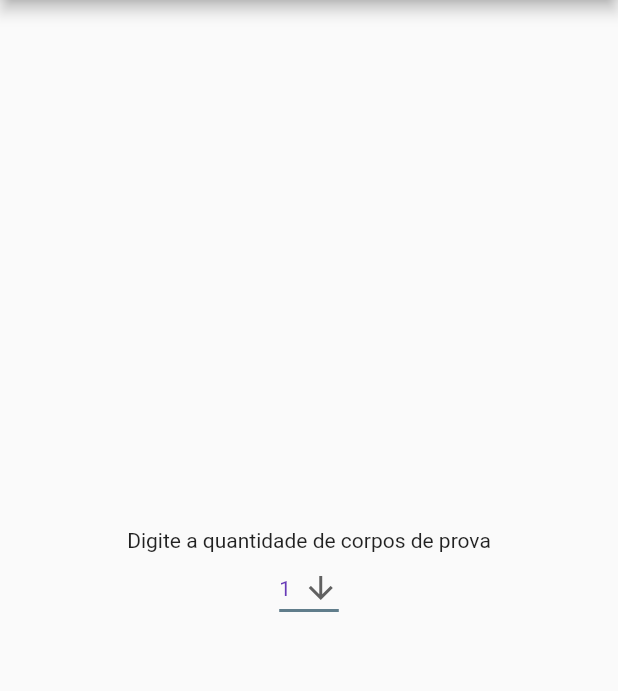
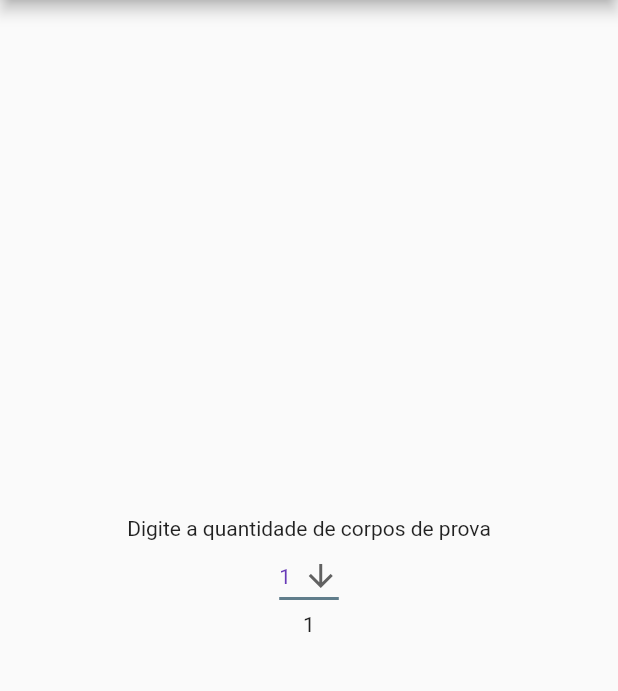
Before and after one commit to FernandoNoleto/controle_engenharia_app, a Flutter app: the screen it shows after launch, after a tap on "Corpos de prova", on a phone screen of 412 x 824 dp, the part 84-775 px from its top. Run offline on Flutter 3.47's test engine with Material 2 defaults, Android fonts, the phone set to English and light mode, and no system bars.

Commit message:
Criando tela de preencher valores dos corpos de prova

```diff
--- a/lib/corposdeprovascreen.dart
+++ b/lib/corposdeprovascreen.dart
@@ -1,6 +1,6 @@
-import 'dart:html';
+import 'package:flutter/material.dart';
 
-import 'package:flutter/material.dart';
+import 'package:controle_engenharia/corposdeprova2screen.dart';
 
 /// This is the stateful widget that the main application instantiates.
 class CorposDeProvaScreen extends StatefulWidget {
@@ -24,6 +24,7 @@ class _CorposDeProvaScreenState extends State<CorposDeProvaScreen> {
       ),
       body: Column(
         mainAxisAlignment: MainAxisAlignment.center,
+        crossAxisAlignment: CrossAxisAlignment.center,
         children: <Widget>[
           Center(
             child: Text("Digite a quantidade de corpos de prova"),
@@ -42,10 +43,37 @@ class _CorposDeProvaScreenState extends State<CorposDeProvaScreen> {
               onChanged: (String? newValue) {
                 setState(() {
                   dropdownValue = newValue!;
+                  Navigator.push(
+                    context,
+                    MaterialPageRoute(
+                        builder: (context) => CorposDeProva2Screen(
+                              numeroCorposdeProva: newValue,
+                            )),
+                  );
                 });
               },
-              items: <String>['1','2','3','4','5','6','7','8','8','10','11','12','13','14','15','16','17','18','19','20']
-                  .map<DropdownMenuItem<String>>((String value) {
+              items: <String>[
+                '1',
+                '2',
+                '3',
+                '4',
+                '5',
+                '6',
+                '7',
+                '8',
+                '9',
+                '10',
+                '11',
+                '12',
+                '13',
+                '14',
+                '15',
+                '16',
+                '17',
+                '18',
+                '19',
+                '20'
+              ].map<DropdownMenuItem<String>>((String value) {
                 return DropdownMenuItem<String>(
                   value: value,
                   child: Text(value),
@@ -53,6 +81,9 @@ class _CorposDeProvaScreenState extends State<CorposDeProvaScreen> {
               }).toList(),
             ),
           ),
+          Center(
+            child: Text(dropdownValue),
+          ),
         ],
       ),
     );
--- a/lib/main.dart
+++ b/lib/main.dart
@@ -2,10 +2,10 @@ import 'package:flutter/material.dart';
 import 'package:controle_engenharia/corposdeprovascreen.dart';
 
 void main() {
-  runApp(Nav2App());
+  runApp(Home());
 }
 
-class Nav2App extends StatelessWidget {
+class Home extends StatelessWidget {
   @override
   Widget build(BuildContext context) {
     return MaterialApp(
```
Also changed, not shown: lib/corposdeprova2screen.dart (added, +44 -0 lines), 5 other files.
